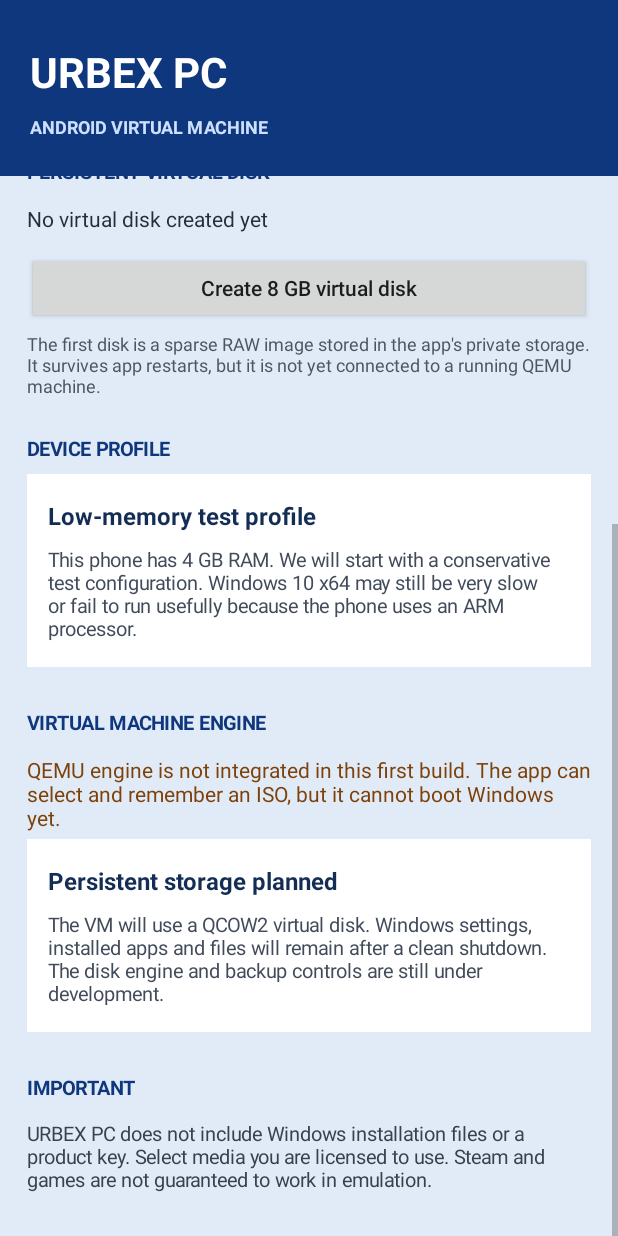
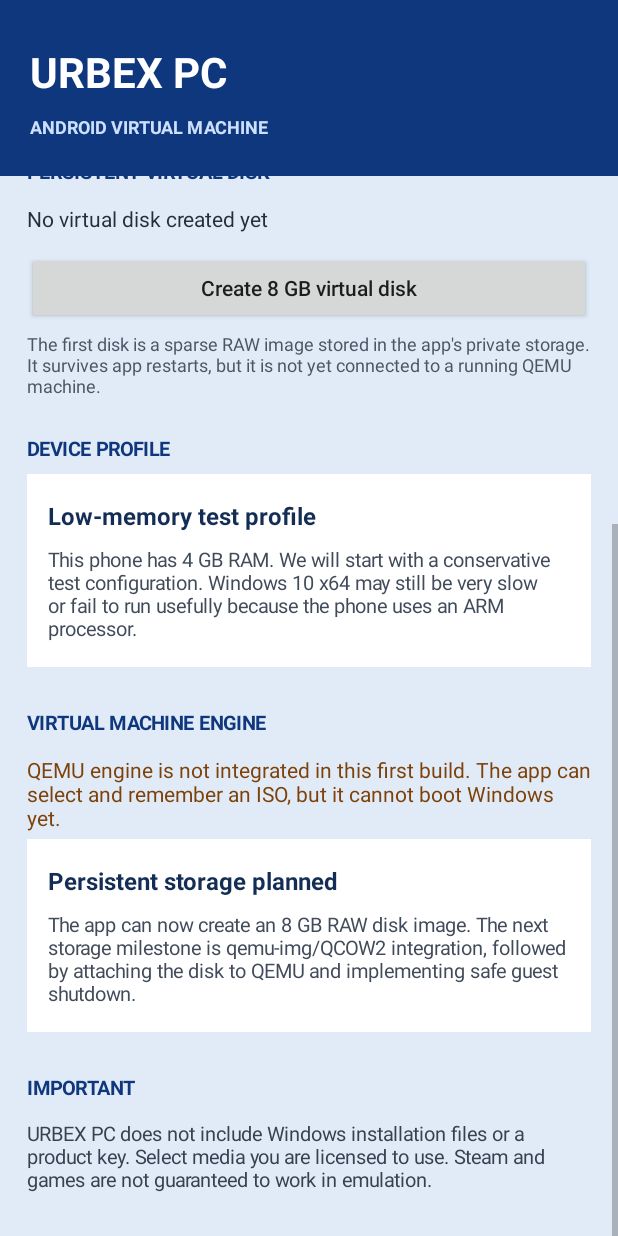
Before and after one commit to wolf6667801-blip/URBEX-PC, an Android app: the screen it shows after launch (MainActivity), scrolled down 346 dp, on a phone screen of 412 x 824 dp. Run offline under Robolectric (Android 15) with nearby library versions, the phone set to English and light mode, and no system bars.

Commit message:
Clarify boot media and storage status

```diff
--- a/app/src/main/java/com/urbexpc/MainActivity.kt
+++ b/app/src/main/java/com/urbexpc/MainActivity.kt
@@ -77,7 +77,7 @@ class MainActivity : ComponentActivity() {
         ))
 
         body.addView(section("INSTALLATION MEDIA"))
-        isoStatus = label("No Windows ISO selected", 14, Color.rgb(35, 45, 60), false)
+        isoStatus = label("No boot ISO selected", 14, Color.rgb(35, 45, 60), false)
         body.addView(isoStatus)
         body.addView(actionButton("Choose boot ISO (FreeDOS or Windows)") {
             chooseIso.launch(arrayOf("application/octet-stream", "application/x-iso9660-image", "*/*"))
@@ -108,7 +108,7 @@ class MainActivity : ComponentActivity() {
         body.addView(engineStatus)
         body.addView(infoCard(
             "Persistent storage planned",
-            "The VM will use a QCOW2 virtual disk. Windows settings, installed apps and files will remain after a clean shutdown. The disk engine and backup controls are still under development."
+            "The app can now create an 8 GB RAW disk image. The next storage milestone is qemu-img/QCOW2 integration, followed by attaching the disk to QEMU and implementing safe guest shutdown."
         ))
 
         body.addView(section("IMPORTANT"))
```
